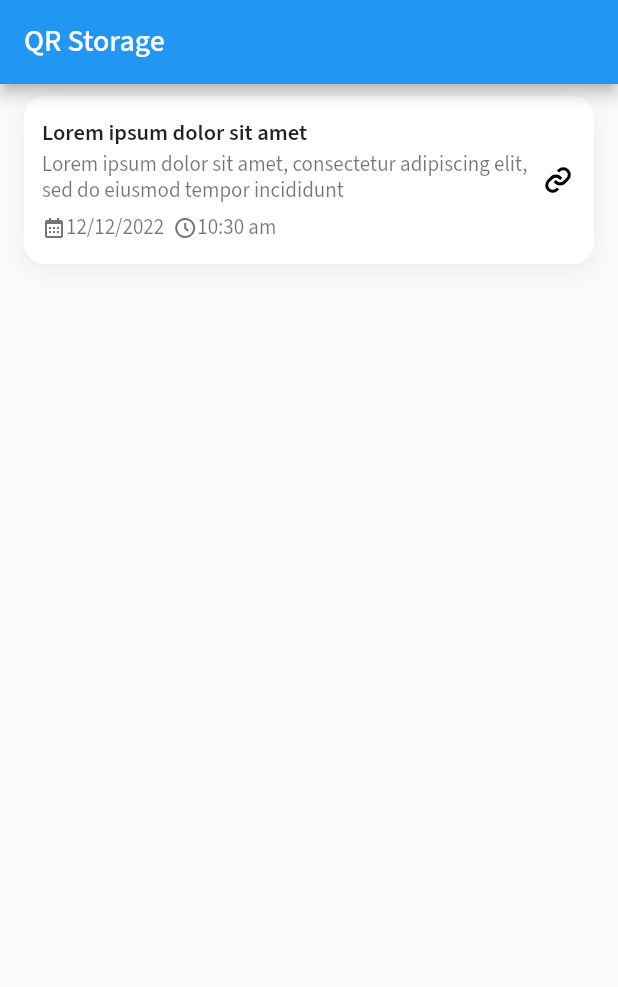
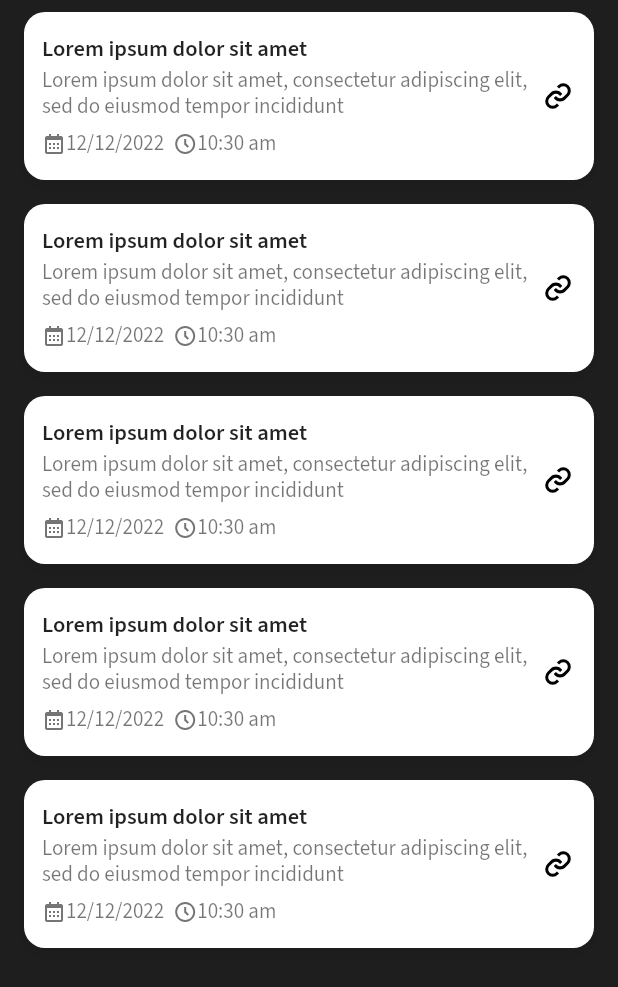
Before and after one commit to ehbarrionuevo/flutter_codigo2_qr, a Flutter app: the screen it shows after launch, on a phone screen of 412 x 824 dp. Shown: the top 987 px of the screen. Run offline on Flutter 3.47's test engine with Material 2 defaults, Android fonts, the phone set to English and light mode, and no system bars; our stand-ins replace flutter_svg, google_fonts.

```diff
--- a/lib/ui/pages/home_page.dart
+++ b/lib/ui/pages/home_page.dart
@@ -1,4 +1,5 @@
 import 'package:codigo2_qr/ui/widgets/general_widget.dart';
+import 'package:codigo2_qr/ui/widgets/item_list_widget.dart';
 import 'package:codigo2_qr/utils/assets.dart';
 import 'package:flutter/material.dart';
 import 'package:flutter_svg/flutter_svg.dart';
@@ -7,82 +8,15 @@ class HomePage extends StatelessWidget {
   @override
   Widget build(BuildContext context) {
     return Scaffold(
-      appBar: AppBar(
-        title: Text("QR Storage"),
-      ),
+      backgroundColor: Color(0xff1E1E1E),
       body: SingleChildScrollView(
         child: Column(
           children: [
-            Container(
-              margin: const EdgeInsets.symmetric(horizontal: 16, vertical: 8.0),
-              padding: const  EdgeInsets.symmetric(horizontal: 12, vertical: 14.0),
-              decoration: BoxDecoration(
-                color: Colors.white,
-                borderRadius: BorderRadius.circular(14.0),
-                boxShadow: [
-                  BoxShadow(
-                    color: Colors.black.withOpacity(0.06),
-                    blurRadius: 12,
-                    offset: const Offset(0, 4),
-                  ),
-                ],
-              ),
-              child: Row(
-                children: [
-                  Expanded(
-                    child: Column(
-                      crossAxisAlignment: CrossAxisAlignment.start,
-                      children: [
-                        Text(
-                          "Lorem ipsum dolor sit amet",
-                          style: TextStyle(
-                            fontWeight: FontWeight.w600,
-                            fontSize: 15.0,
-                          ),
-                        ),
-                        divider3,
-                        Text(
-                          "Lorem ipsum dolor sit amet, consectetur adipiscing elit, sed do eiusmod tempor incididunt",
-                          style: TextStyle(
-                            height: 1.2,
-                            color: Colors.black54,
-                          ),
-                        ),
-                        divider6,
-                        Row(
-                          children: [
-                            SvgPicture.asset(
-                              Assets.iconCalendar,
-                              height: 16.0,
-                              color: Colors.black54,
-                            ),
-                            Text(
-                              "12/12/2022",
-                              style: TextStyle(
-                                color: Colors.black54,
-                              ),
-                            ),
-                            dividerWidth6,
-                            SvgPicture.asset(
-                              Assets.iconTime,
-                              height: 16.0,
-                              color: Colors.black54,
-                            ),
-                            Text(
-                              "10:30 am",
-                              style: TextStyle(
-                                color: Colors.black54,
-                              ),
-                            ),
-                          ],
-                        ),
-                      ],
-                    ),
-                  ),
-                  SvgPicture.asset(Assets.iconLink),
-                ],
-              ),
-            ),
+            ItemListWidget(),
+            ItemListWidget(),
+            ItemListWidget(),
+            ItemListWidget(),
+            ItemListWidget(),
           ],
         ),
       ),
--- /dev/null
+++ b/lib/ui/widgets/item_list_widget.dart
@@ -0,0 +1,83 @@
+
+
+import 'package:codigo2_qr/ui/widgets/general_widget.dart';
+import 'package:codigo2_qr/utils/assets.dart';
+import 'package:flutter/material.dart';
+import 'package:flutter_svg/svg.dart';
+
+class ItemListWidget extends StatelessWidget {
+
+  @override
+  Widget build(BuildContext context) {
+    return  Container(
+      margin: const EdgeInsets.symmetric(horizontal: 16, vertical: 8.0),
+      padding: const  EdgeInsets.symmetric(horizontal: 12, vertical: 14.0),
+      decoration: BoxDecoration(
+        color: Colors.white,
+        borderRadius: BorderRadius.circular(14.0),
+        boxShadow: [
+          BoxShadow(
+            color: Colors.black.withOpacity(0.06),
+            blurRadius: 12,
+            offset: const Offset(0, 4),
+          ),
+        ],
+      ),
+      child: Row(
+        children: [
+          Expanded(
+            child: Column(
+              crossAxisAlignment: CrossAxisAlignment.start,
+              children: [
+                Text(
+                  "Lorem ipsum dolor sit amet",
+                  style: TextStyle(
+                    fontWeight: FontWeight.w600,
+                    fontSize: 15.0,
+                  ),
+                ),
+                divider3,
+                Text(
+                  "Lorem ipsum dolor sit amet, consectetur adipiscing elit, sed do eiusmod tempor incididunt",
+                  style: TextStyle(
+                    height: 1.2,
+                    color: Colors.black54,
+                  ),
+                ),
+                divider6,
+                Row(
+                  children: [
+                    SvgPicture.asset(
+                      Assets.iconCalendar,
+                      height: 16.0,
+                      color: Colors.black54,
+                    ),
+                    Text(
+                      "12/12/2022",
+                      style: TextStyle(
+                        color: Colors.black54,
+                      ),
+                    ),
+                    dividerWidth6,
+                    SvgPicture.asset(
+                      Assets.iconTime,
+                      height: 16.0,
+                      color: Colors.black54,
+                    ),
+                    Text(
+                      "10:30 am",
+                      style: TextStyle(
+                        color: Colors.black54,
+                      ),
+                    ),
+                  ],
+                ),
+              ],
+            ),
+          ),
+          SvgPicture.asset(Assets.iconLink),
+        ],
+      ),
+    );
+  }
+}
```
